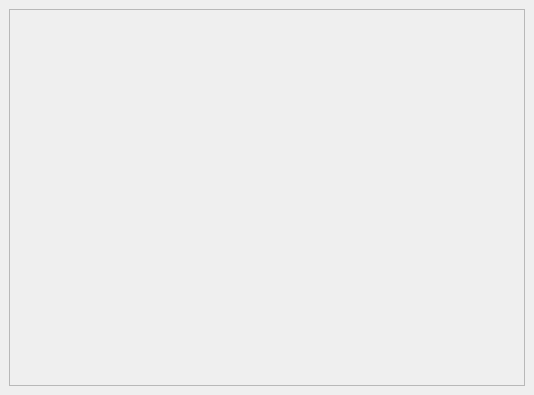
cc-archive/pootle, file editor/ui/Comment.ui: the form before one commit.
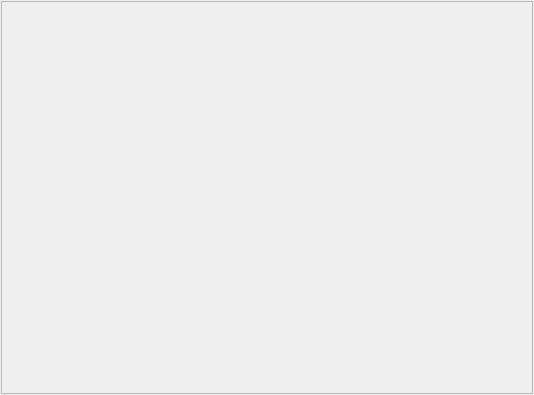
The form after the commit.

```diff
--- a/editor/ui/Comment.ui
+++ b/editor/ui/Comment.ui
@@ -12,15 +12,26 @@
     <height>395</height>
    </rect>
   </property>
+  <property name="sizePolicy" >
+   <sizepolicy>
+    <hsizetype>3</hsizetype>
+    <vsizetype>3</vsizetype>
+    <horstretch>0</horstretch>
+    <verstretch>0</verstretch>
+   </sizepolicy>
+  </property>
+  <property name="contextMenuPolicy" >
+   <enum>Qt::DefaultContextMenu</enum>
+  </property>
   <property name="windowTitle" >
    <string>Comments</string>
   </property>
   <layout class="QGridLayout" >
    <property name="margin" >
-    <number>9</number>
+    <number>1</number>
    </property>
    <property name="spacing" >
-    <number>6</number>
+    <number>1</number>
    </property>
    <item row="0" column="0" >
     <widget class="QTextEdit" name="txtComment" >
```
